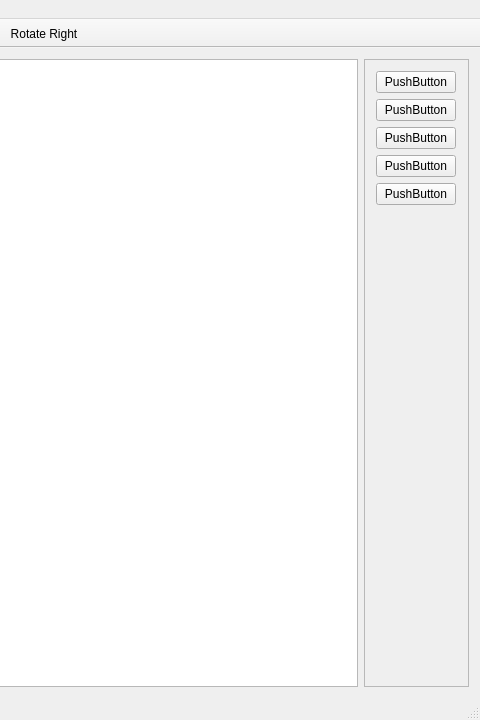
Old version of the form src/gui/mainwindow.ui in the repository CervecerosCodigo/CCIMP; both pictures show x 800 to 1280 and y 0 to 720 of the 1280 by 720 pixel window.
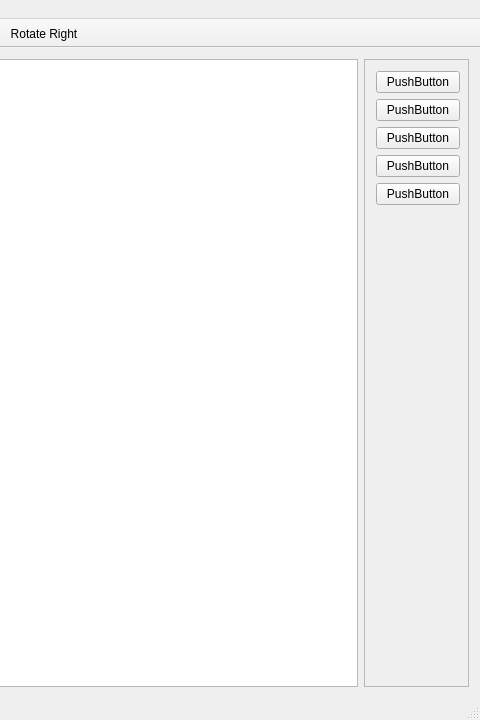
New version of the form. Icons and pictures are not drawn.

Patch:
```diff
--- a/src/gui/mainwindow.ui
+++ b/src/gui/mainwindow.ui
@@ -71,8 +71,8 @@
         <rect>
          <x>0</x>
          <y>0</y>
-         <width>99</width>
-         <height>635</height>
+         <width>103</width>
+         <height>619</height>
         </rect>
        </property>
        <widget class="QWidget" name="layoutWidget">
@@ -85,41 +85,6 @@
          </rect>
         </property>
         <layout class="QFormLayout" name="formLayout">
-         <item row="0" column="0">
-          <widget class="QPushButton" name="pushButton">
-           <property name="text">
-            <string>PushButton</string>
-           </property>
-          </widget>
-         </item>
-         <item row="1" column="0">
-          <widget class="QPushButton" name="pushButton_2">
-           <property name="text">
-            <string>PushButton</string>
-           </property>
-          </widget>
-         </item>
-         <item row="2" column="0">
-          <widget class="QPushButton" name="pushButton_3">
-           <property name="text">
-            <string>PushButton</string>
-           </property>
-          </widget>
-         </item>
-         <item row="3" column="0">
-          <widget class="QPushButton" name="pushButton_4">
-           <property name="text">
-            <string>PushButton</string>
-           </property>
-          </widget>
-         </item>
-         <item row="4" column="0">
-          <widget class="QPushButton" name="pushButton_5">
-           <property name="text">
-            <string>PushButton</string>
-           </property>
-          </widget>
-         </item>
          <item row="5" column="0">
           <spacer name="verticalSpacer">
            <property name="orientation">
@@ -133,6 +98,47 @@
            </property>
           </spacer>
          </item>
+         <item row="0" column="0" colspan="2">
+          <widget class="QPushButton" name="pushButton">
+           <property name="text">
+            <string>PushButton</string>
+           </property>
+           <property name="autoDefault">
+            <bool>false</bool>
+           </property>
+           <property name="flat">
+            <bool>false</bool>
+           </property>
+          </widget>
+         </item>
+         <item row="1" column="0" colspan="2">
+          <widget class="QPushButton" name="pushButton_2">
+           <property name="text">
+            <string>PushButton</string>
+           </property>
+          </widget>
+         </item>
+         <item row="2" column="0" colspan="2">
+          <widget class="QPushButton" name="pushButton_3">
+           <property name="text">
+            <string>PushButton</string>
+           </property>
+          </widget>
+         </item>
+         <item row="3" column="0" colspan="2">
+          <widget class="QPushButton" name="pushButton_4">
+           <property name="text">
+            <string>PushButton</string>
+           </property>
+          </widget>
+         </item>
+         <item row="4" column="0" colspan="2">
+          <widget class="QPushButton" name="pushButton_5">
+           <property name="text">
+            <string>PushButton</string>
+           </property>
+          </widget>
+         </item>
         </layout>
        </widget>
       </widget>
```
Left out of the diff: 2 changed lines with no effect on the pictures.
